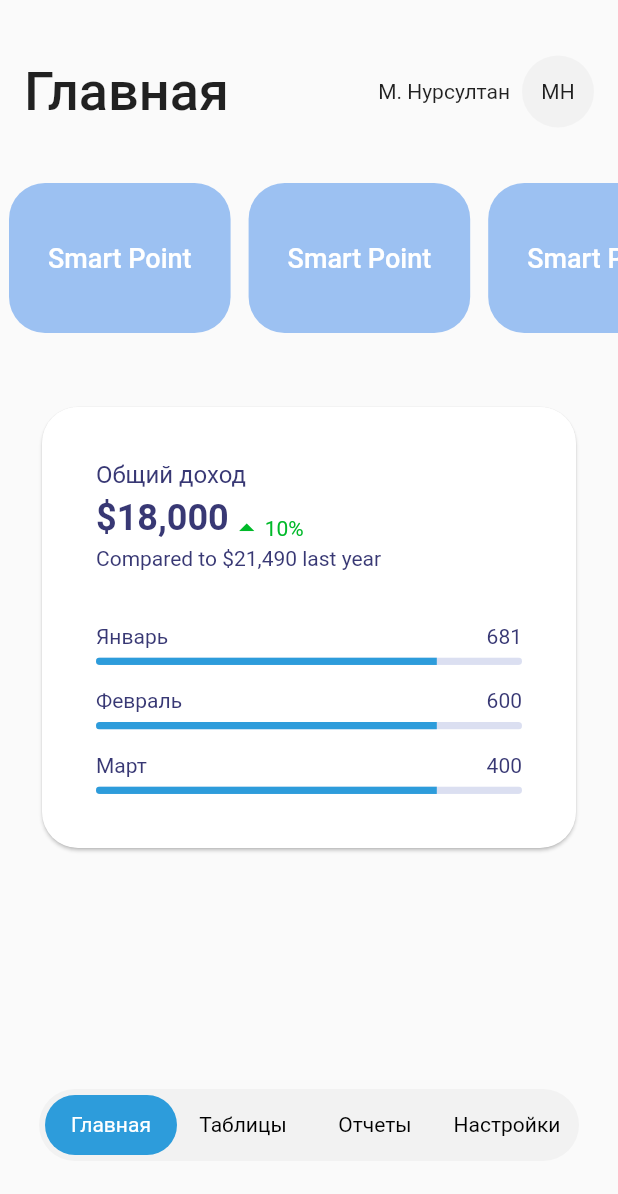
After one commit to AyatAliev/cycas, a Flutter app: the MainAdminTabScreen screen opened by its route, on a phone screen of 412 x 824 dp. The commit adds this screen. Shown: the top 1194 px of the screen. Run offline on Flutter 3.47's test engine with Material 2 defaults, Android fonts, the phone set to English and light mode, and no system bars; our stand-ins replace flutter_slidable.

Commit message:
Admin: add main screen

```diff
--- a/lib/main.dart
+++ b/lib/main.dart
@@ -1,3 +1,4 @@
+import 'package:cycas/ui/admin/main/admin_main.dart';
 import 'package:cycas/ui/auth/authorization.dart';
 import 'package:cycas/ui/sellers/add/accessory/add_phone_sellers.dart';
 import 'package:cycas/ui/sellers/add/notebook/add_notebook_sellers.dart';
@@ -10,6 +11,7 @@ import 'package:cycas/ui/sellers/sold/accessory_tables/sold_tables_accessory_sel
 import 'package:cycas/ui/sellers/sold/notebook/sold_notebook_sellers.dart';
 import 'package:cycas/ui/sellers/sold/notebook_tables/sold_tables_notebook_sellers.dart';
 import 'package:cycas/ui/sellers/sold/phone_tables/sold_tables_phone_sellers.dart';
+import 'package:cycas/ui/admin/main_admin_tab.dart';
 import 'package:flutter/material.dart';
 import 'package:flutter/services.dart';
 
@@ -32,6 +34,7 @@ class MyApp extends StatelessWidget {
       debugShowCheckedModeBanner: false,
       initialRoute: Authorization.routeName,
       routes: {
+        //Sellers
         MainSellers.routeName: (BuildContext context) => const MainSellers(),
         InStockNotebookSellers.routeName: (BuildContext context) => const InStockNotebookSellers(),
         InStockPhoneSellers.routeName: (BuildContext context) => const InStockPhoneSellers(),
@@ -44,6 +47,9 @@ class MyApp extends StatelessWidget {
         AddPhoneSellers.routeName: (BuildContext context) => const AddPhoneSellers(),
         AddAccessorySellers.routeName: (BuildContext context) => const AddAccessorySellers(),
         SoldTablesAccessorySellers.routeName: (BuildContext context) => const SoldTablesAccessorySellers(),
+        // Admin
+        AdminMain.routeName: (BuildContext context) => const AdminMain(),
+        MainAdminTabScreen.routeName: (BuildContext context) => const MainAdminTabScreen(),
       },
     );
   }
--- /dev/null
+++ b/lib/ui/admin/main/admin_main.dart
@@ -0,0 +1,93 @@
+import 'dart:ui';
+
+import 'package:cycas/ui/widget/statistics.dart';
+import 'package:flutter/material.dart';
+
+class AdminMain extends StatelessWidget {
+  static const String routeName = "admin_main";
+
+  const AdminMain({Key? key}) : super(key: key);
+
+  @override
+  Widget build(BuildContext context) {
+    return Scaffold(
+      body: SafeArea(
+        top: true,
+        bottom: true,
+        child: Column(
+          children: [
+            Row(
+              mainAxisAlignment: MainAxisAlignment.spaceBetween,
+              children: [
+                Container(
+                  margin: const EdgeInsets.symmetric(horizontal: 16, vertical: 40),
+                  child: const Text(
+                    "Главная",
+                    style: TextStyle(fontSize: 36, fontWeight: FontWeight.w500),
+                  ),
+                ),
+                Container(
+                  alignment: Alignment.centerRight,
+                  child: Row(
+                    mainAxisAlignment: MainAxisAlignment.spaceBetween,
+                    children: [
+                      const Text("М. Нурсултан"),
+                      Container(
+                        width: 48,
+                        height: 48,
+                        margin: const EdgeInsets.only(right: 16, left: 8),
+                        decoration: const BoxDecoration(
+                          color: Color(0xF2F2F2F2),
+                          shape: BoxShape.circle,
+                        ),
+                        child: const Center(child: Text("MH")),
+                      )
+                    ],
+                  ),
+                ),
+              ],
+            ),
+            SizedBox(
+              height: 100,
+              child: ListView.builder(
+                  itemCount: 5,
+                  scrollDirection: Axis.horizontal,
+                  itemBuilder: (context, position) {
+                    return GestureDetector(
+                      onTap: () {
+                        const StatisticsWidget(
+                          progress: 0.1,
+                          total: '12,000',
+                        );
+                      },
+                      child: Container(
+                        margin: const EdgeInsets.symmetric(horizontal: 6),
+                        padding: const EdgeInsets.symmetric(vertical: 24, horizontal: 26),
+                        decoration: BoxDecoration(
+                          color: const Color(0xFF9CC1F2),
+                          borderRadius: BorderRadius.circular(24),
+                        ),
+                        child: Container(
+                          alignment: Alignment.center,
+                          child: const Text(
+                            "Smart Point",
+                            style: TextStyle(fontSize: 18, fontWeight: FontWeight.w500, color: Colors.white),
+                          ),
+                        ),
+                      ),
+                    );
+                  }),
+            ),
+            const Center(
+              heightFactor: 1.3,
+              child: StatisticsWidget(
+                progress: 0.8,
+                total: '18,000',
+              ),
+            )
+          ],
+        ),
+      ),
+    );
+  }
+}
--- /dev/null
+++ b/lib/ui/admin/main_admin_tab.dart
@@ -0,0 +1,76 @@
+import 'package:cycas/ui/admin/main/admin_main.dart';
+import 'package:flutter/cupertino.dart';
+import 'package:flutter/material.dart';
+
+class MainAdminTabScreen extends StatefulWidget {
+  static const String routeName = "admin_main_tab";
+
+  const MainAdminTabScreen({Key? key}) : super(key: key);
+
+  @override
+  State<StatefulWidget> createState() => _MainAdminTabScreenState();
+}
+
+class _MainAdminTabScreenState extends State<MainAdminTabScreen> with TickerProviderStateMixin {
+  late TabController controller;
+  List<Widget> tabBarViewItems = [const AdminMain(), const AdminMain(), const AdminMain(), const AdminMain()];
+
+  @override
+  void initState() {
+    super.initState();
+    controller = TabController(vsync: this, length: tabBarViewItems.length);
+  }
+
+  @override
+  Widget build(BuildContext context) {
+    return Material(
+      child: Stack(
+        alignment: Alignment.center,
+        children: [
+          TabBarView(
+            controller: controller,
+            physics: const NeverScrollableScrollPhysics(),
+            children: tabBarViewItems,
+          ),
+          Positioned(
+            bottom: 50,
+            child: Container(
+              width: 90.0 * tabBarViewItems.length,
+              height: 48,
+              decoration: const BoxDecoration(
+                color: Color(0xFFF2F2F2),
+                borderRadius: BorderRadius.all(Radius.circular(24)),
+              ),
+              child: TabBar(
+                controller: controller,
+                indicator: BoxDecoration(
+                  borderRadius: BorderRadius.circular(24),
+                  color: const Color(0xff2D9CDB),
+                ),
+                indicatorSize: TabBarIndicatorSize.tab,
+                labelColor: Colors.white,
+                padding: const EdgeInsets.all(4),
+                unselectedLabelColor: Colors.black,
+                labelPadding: const EdgeInsets.only(top: 1),
+                tabs: const [
+                  Tab(
+                    child: Text("Главная", style: TextStyle(fontSize: 14, fontWeight: FontWeight.w400)),
+                  ),
+                  Tab(
+                    child: Text("Таблицы", style: TextStyle(fontSize: 14, fontWeight: FontWeight.w400)),
+                  ),
+                  Tab(
+                    child: Text("Отчеты", style: TextStyle(fontSize: 14, fontWeight: FontWeight.w400)),
+                  ),
+                  Tab(
+                    child: Text("Настройки", style: TextStyle(fontSize: 14, fontWeight: FontWeight.w400)),
+                  ),
+                ],
+              ),
+            ),
+          ),
+        ],
+      ),
+    );
+  }
+}
--- a/lib/ui/auth/authorization.dart
+++ b/lib/ui/auth/authorization.dart
@@ -1,6 +1,8 @@
+import 'package:cycas/ui/admin/main/admin_main.dart';
 import 'package:cycas/ui/sellers/main_sellers.dart';
 import 'package:cycas/ui/widget/custom_button.dart';
 import 'package:cycas/ui/widget/custom_text_field.dart';
+import 'package:cycas/ui/admin/main_admin_tab.dart';
 import 'package:flutter/material.dart';
 import 'package:provider/provider.dart';
 import 'bloc/authorization_bloc.dart';
@@ -53,6 +55,8 @@ class Authorization extends StatelessWidget {
               onTap: () {
                 if (loginController.text == "ayat") {
                   Navigator.pushNamed(context, MainSellers.routeName);
+                } else if (loginController.text == "admin") {
+                  Navigator.pushNamed(context, MainAdminTabScreen.routeName);
                 } else {
                   ScaffoldMessenger.of(context).showSnackBar(const SnackBar(
                       content: Text("Не верный логин или пароль")));
--- /dev/null
+++ b/lib/ui/widget/statistics.dart
@@ -0,0 +1,128 @@
+import 'package:flutter/cupertino.dart';
+import 'package:flutter/material.dart';
+
+class StatisticsWidget extends StatefulWidget {
+  final String total;
+  final double progress;
+
+  const StatisticsWidget({Key? key, required this.total, required this.progress}) : super(key: key);
+
+  @override
+  State<StatisticsWidget> createState() => _StatisticsWidgetState();
+}
+
+class _StatisticsWidgetState extends State<StatisticsWidget> {
+  @override
+  Widget build(BuildContext context) {
+    return Container(
+      width: double.infinity,
+      margin: const EdgeInsets.symmetric(horizontal: 24),
+      child: Card(
+        shape: RoundedRectangleBorder(
+          borderRadius: BorderRadius.circular(24),
+        ),
+        child: Padding(
+          padding: const EdgeInsets.all(36.0),
+          child: Column(
+            mainAxisAlignment: MainAxisAlignment.center,
+            crossAxisAlignment: CrossAxisAlignment.start,
+            children: [
+              Column(
+                crossAxisAlignment: CrossAxisAlignment.start,
+                children: [
+                  const Text("Общий доход", style: TextStyle(fontSize: 16, color: Color(0xFF383874))),
+                  Row(
+                    children: [
+                      Text("\u0024${widget.total}",
+                          style: const TextStyle(fontSize: 24, color: Color(0xFF383874), fontWeight: FontWeight.bold)),
+                      const Padding(
+                        padding: EdgeInsets.only(top: 14),
+                        child: Icon(
+                          Icons.arrow_drop_up,
+                          color: Color(0xFF00B929),
+                        ),
+                      ),
+                      const Padding(
+                        padding: EdgeInsets.only(top: 14),
+                        child: Text("10%", style: TextStyle(fontSize: 14, color: Color(0xFF00B929))),
+                      ),
+                    ],
+                  ),
+                  const Text("Compared to \u002421,490 last year",
+                      style: TextStyle(fontSize: 14, color: Color(0xFF383874))),
+                ],
+              ),
+              Container(
+                margin: const EdgeInsets.only(top: 36),
+                child: Column(
+                  crossAxisAlignment: CrossAxisAlignment.start,
+                  children: [
+                    Row(
+                      mainAxisAlignment: MainAxisAlignment.spaceBetween,
+                      children: const [
+                        Text("Январь", style: TextStyle(fontSize: 14, color: Color(0xFF383874))),
+                        Text("681", style: TextStyle(fontSize: 14, color: Color(0xFF383874))),
+                      ],
+                    ),
+                    Container(
+                      margin: const EdgeInsets.only(top: 6),
+                      height: 5,
+                      child: ClipRRect(
+                        borderRadius: const BorderRadius.all(Radius.circular(10)),
+                        child: LinearProgressIndicator(
+                          value: widget.progress,
+                          valueColor: const AlwaysStoppedAnimation(Color(0xFF2D9CDB)),
+                          backgroundColor: const Color(0xffDBDFF1),
+                        ),
+                      ),
+                    ),
+                    const Padding(padding: EdgeInsets.symmetric(vertical: 8)),
+                    Row(
+                      mainAxisAlignment: MainAxisAlignment.spaceBetween,
+                      children: const [
+                        Text("Февраль", style: TextStyle(fontSize: 14, color: Color(0xFF383874))),
+                        Text("600", style: TextStyle(fontSize: 14, color: Color(0xFF383874))),
+                      ],
+                    ),
+                    Container(
+                      margin: const EdgeInsets.only(top: 6),
+                      height: 5,
+                      child: ClipRRect(
+                        borderRadius: const BorderRadius.all(Radius.circular(10)),
+                        child: LinearProgressIndicator(
+                          value: widget.progress,
+                          valueColor: const AlwaysStoppedAnimation(Color(0xFF2D9CDB)),
+                          backgroundColor: const Color(0xffDBDFF1),
+                        ),
+                      ),
+                    ),
+                    const Padding(padding: EdgeInsets.symmetric(vertical: 8)),
+                    Row(
+                      mainAxisAlignment: MainAxisAlignment.spaceBetween,
+                      children: const [
+                        Text("Март", style: TextStyle(fontSize: 14, color: Color(0xFF383874))),
+                        Text("400", style: TextStyle(fontSize: 14, color: Color(0xFF383874))),
+                      ],
+                    ),
+                    Container(
+                      margin: const EdgeInsets.only(top: 6),
+                      height: 5,
+                      child: ClipRRect(
+                        borderRadius: const BorderRadius.all(Radius.circular(10)),
+                        child: LinearProgressIndicator(
+                          value: widget.progress,
+                          valueColor: const AlwaysStoppedAnimation(Color(0xFF2D9CDB)),
+                          backgroundColor: const Color(0xffDBDFF1),
+                        ),
+                      ),
+                    )
+                  ],
+                ),
+              )
+            ],
+          ),
+        ),
+      ),
+    );
+  }
+}
```
Also changed, not shown: lib/ui/sellers/in_stock/phone/in_stock_phone_sellers.dart (+27 -67 lines), pubspec.yaml (+2 -17 lines), pubspec.lock, 1 other file.
